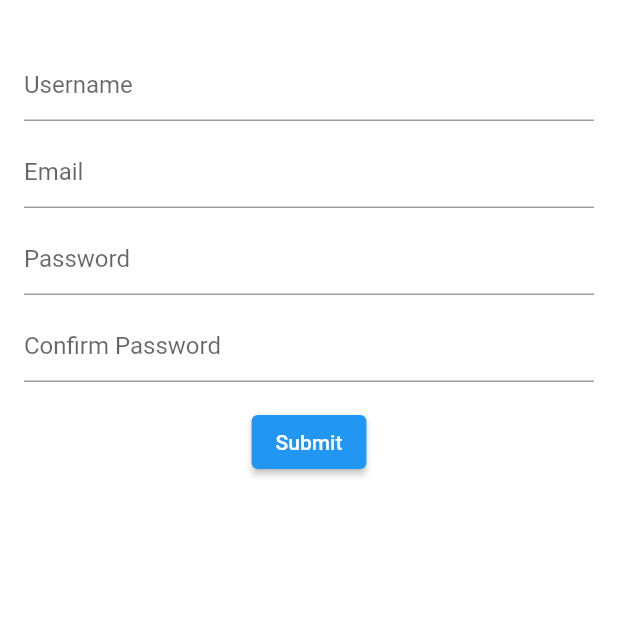
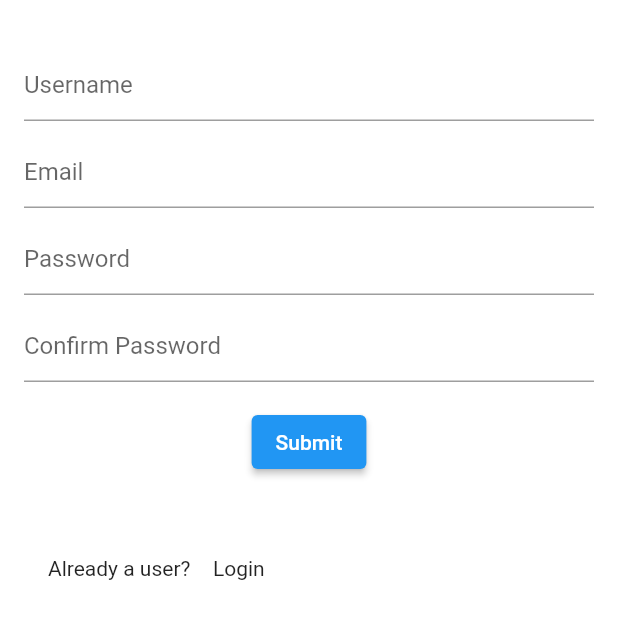
Before and after one commit to hebbarsjk/formula_one_stats, a Flutter app: the SignUp screen opened directly, on a phone screen of 412 x 824 dp, the part 59-698 px from its top. Run offline on Flutter 3.47's test engine with Material 2 defaults, Android fonts, the phone set to English and light mode, and no system bars; our stand-ins replace firebase_core, google_maps_flutter; accounts and stored records are empty.

Commit message:
links to move between login and signup

```diff
--- a/lib/screens/Authentication/signup.dart
+++ b/lib/screens/Authentication/signup.dart
@@ -1,4 +1,7 @@
+import 'dart:io';
+
 import 'package:flutter/material.dart';
+import 'package:api_practice/screens/Authentication/login.dart';
 
 class SignUp extends StatefulWidget {
   @override
@@ -106,6 +109,27 @@ class _SignUpState extends State<SignUp> {
                     },
                   ),
                 ),
+                SizedBox(
+                  height: 20.0,
+                ),
+                Padding(
+                  padding: EdgeInsets.all(16.0),
+                  child: Row(
+                    children: [
+                      Text('Already a user?'),
+                      SizedBox(
+                        width: 15.0,
+                      ),
+                      GestureDetector(
+                        child: Text('Login'),
+                        onTap: () {
+                          Navigator.push(context,
+                              MaterialPageRoute(builder: (context) => LogIn()));
+                        },
+                      ),
+                    ],
+                  ),
+                ),
               ],
             ),
           ),
```
Also changed, not shown: lib/screens/Authentication/login.dart (+24 -0 lines).
